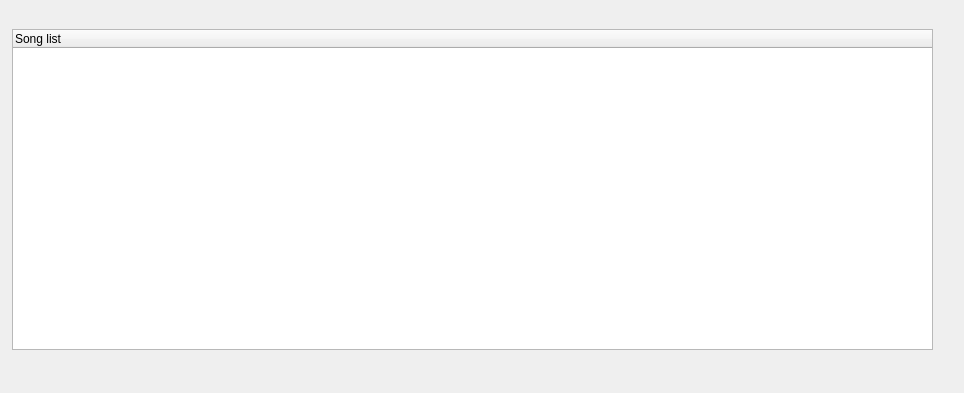
This is gui/src/PlaylistEditor/PlaylistDialog_UI.ui in hydrogen-music/hydrogen as Qt 5 draws it before an edit. The edited form follows.
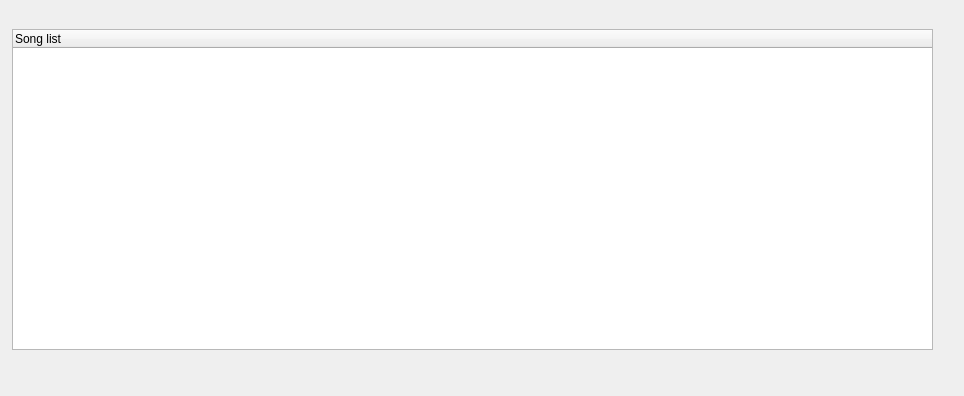
This is the edited form.

Diff of the .ui file:
```diff
--- a/gui/src/PlaylistEditor/PlaylistDialog_UI.ui
+++ b/gui/src/PlaylistEditor/PlaylistDialog_UI.ui
@@ -1,13 +1,13 @@
 <?xml version="1.0" encoding="UTF-8"?>
 <ui version="4.0">
  <class>PlaylistDialog_UI</class>
- <widget class="QDialog" name="PlaylistDialog_UI">
-  <property name="geometry">
+ <widget class="QDialog" name="PlaylistDialog_UI" >
+  <property name="geometry" >
    <rect>
     <x>0</x>
     <y>0</y>
     <width>964</width>
-    <height>393</height>
+    <height>396</height>
    </rect>
   </property>
   <property name="windowTitle">
@@ -83,16 +83,16 @@
     </rect>
    </property>
   </widget>
-  <widget class="QWidget" name="verticalLayoutWidget">
-   <property name="geometry">
+  <widget class="QWidget" name="verticalLayout" >
+   <property name="geometry" >
     <rect>
      <x>10</x>
      <y>350</y>
-     <width>301</width>
+     <width>181</width>
      <height>41</height>
     </rect>
    </property>
-   <layout class="QVBoxLayout" name="playerControl"/>
+   <layout class="QVBoxLayout" />
   </widget>
  </widget>
  <resources/>
```
Left out of the diff: 43 changed lines with no effect on the pictures.
